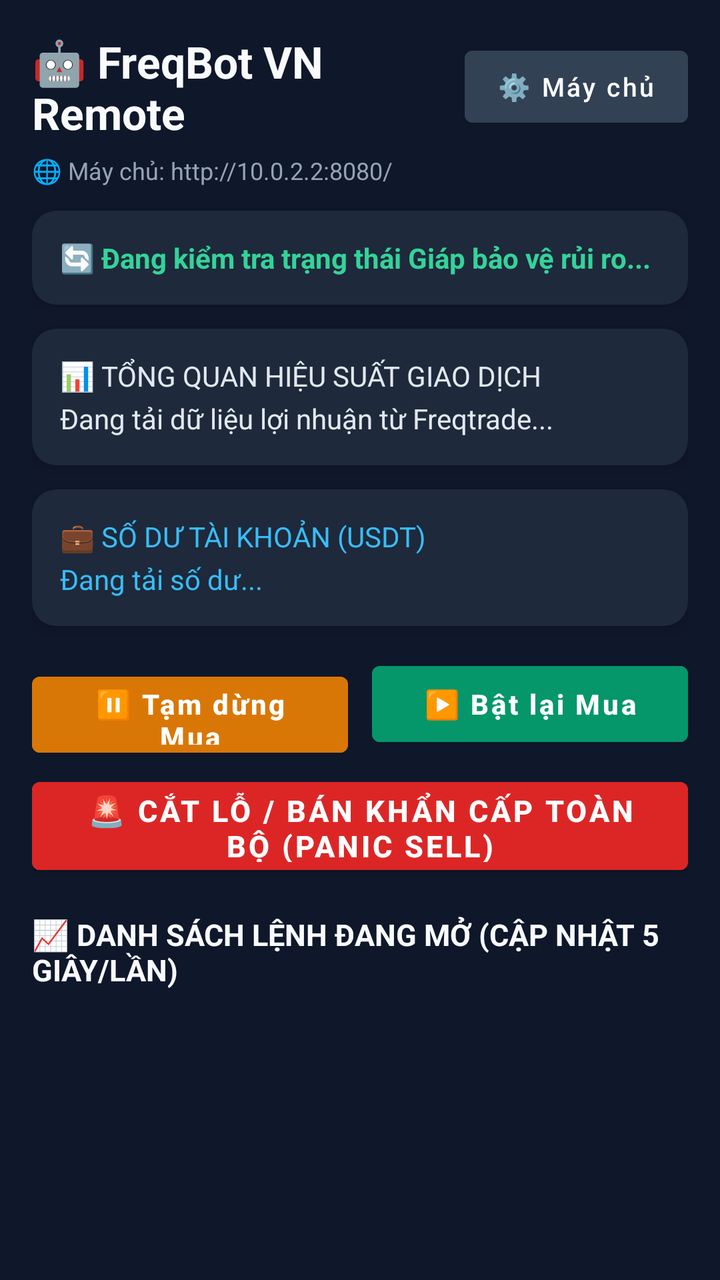
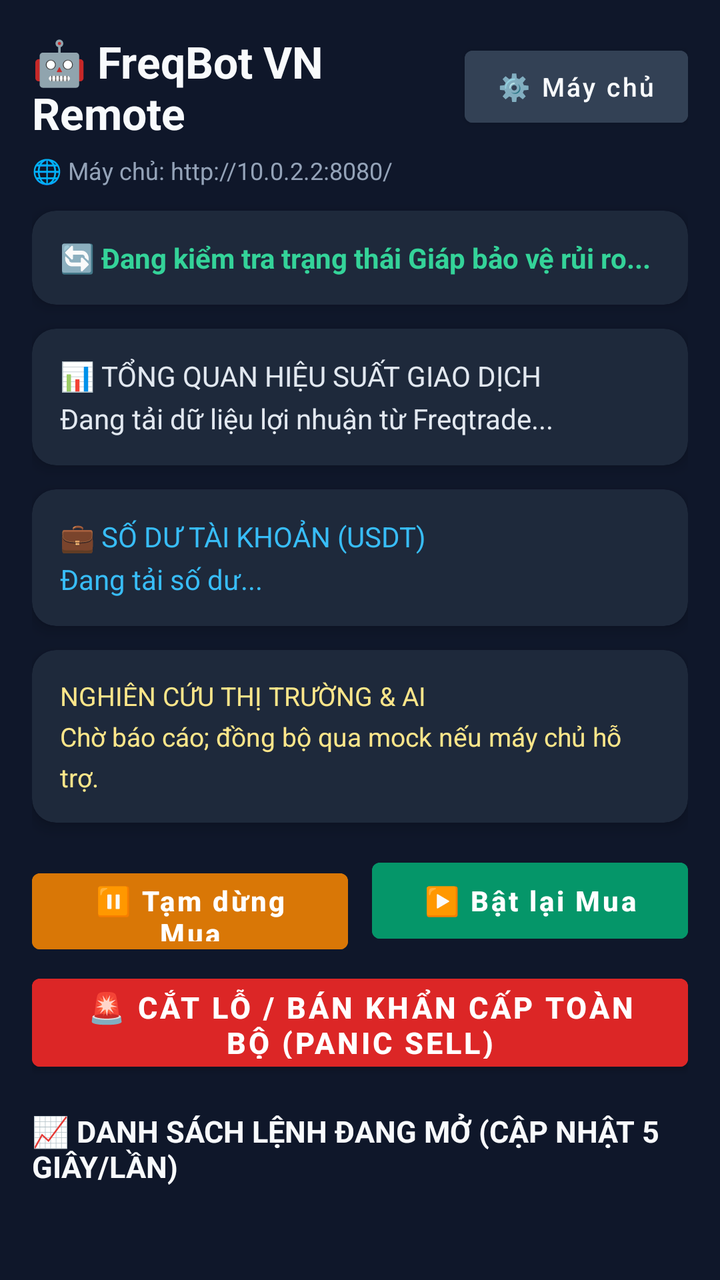

Before-and-after screenshots of an Android layout around one commit, followed by the original layout XML and the change that was made.
<!-- AndroidManifest.xml: application theme Theme.FreqBotVNRemote -->
<!-- res/layout/activity_main.xml -->
<?xml version="1.0" encoding="utf-8"?>
<ScrollView xmlns:android="http://schemas.android.com/apk/res/android"
    xmlns:app="http://schemas.android.com/apk/res-auto"
    android:layout_width="match_parent"
    android:layout_height="match_parent"
    android:background="#0F172A"
    android:fillViewport="true">

    <LinearLayout
        android:layout_width="match_parent"
        android:layout_height="wrap_content"
        android:orientation="vertical"
        android:padding="16dp">

        
        <LinearLayout
            android:layout_width="match_parent"
            android:layout_height="wrap_content"
            android:gravity="center_vertical"
            android:orientation="horizontal"
            android:layout_marginBottom="6dp">

            <TextView
                android:layout_width="0dp"
                android:layout_height="wrap_content"
                android:layout_weight="1"
                android:text="🤖 FreqBot VN Remote"
                android:textColor="#F8FAFC"
                android:textSize="22sp"
                android:textStyle="bold" />

            <Button
                android:id="@+id/btnCauHinhMayChu"
                android:layout_width="wrap_content"
                android:layout_height="wrap_content"
                android:backgroundTint="#334155"
                android:text="⚙️ Máy chủ"
                android:textAllCaps="false"
                android:textColor="#F8FAFC"
                android:textSize="13sp" />
        </LinearLayout>

        <TextView
            android:id="@+id/tvDiaChiMayChu"
            android:layout_width="match_parent"
            android:layout_height="wrap_content"
            android:layout_marginBottom="12dp"
            android:text="🌐 Máy chủ: http://10.0.2.2:8080/"
            android:textColor="#94A3B8"
            android:textSize="12sp" />

        
        <androidx.cardview.widget.CardView
            android:layout_width="match_parent"
            android:layout_height="wrap_content"
            android:layout_marginBottom="12dp"
            app:cardBackgroundColor="#1E293B"
            app:cardCornerRadius="12dp"
            app:cardElevation="4dp">

            <TextView
                android:id="@+id/tvTrangThaiRuiRo"
                android:layout_width="match_parent"
                android:layout_height="wrap_content"
                android:lineSpacingExtra="4dp"
                android:padding="14dp"
                android:text="🔄 Đang kiểm tra trạng thái Giáp bảo vệ rủi ro..."
                android:textColor="#34D399"
                android:textSize="14sp"
                android:textStyle="bold" />
        </androidx.cardview.widget.CardView>

        
        <androidx.cardview.widget.CardView
            android:layout_width="match_parent"
            android:layout_height="wrap_content"
            android:layout_marginBottom="12dp"
            app:cardBackgroundColor="#1E293B"
            app:cardCornerRadius="12dp"
            app:cardElevation="4dp">

            <TextView
                android:id="@+id/tvTongQuan"
                android:layout_width="match_parent"
                android:layout_height="wrap_content"
                android:lineSpacingExtra="5dp"
                android:padding="14dp"
                android:text="📊 TỔNG QUAN HIỆU SUẤT GIAO DỊCH\nĐang tải dữ liệu lợi nhuận từ Freqtrade..."
                android:textColor="#E2E8F0"
                android:textSize="14sp" />
        </androidx.cardview.widget.CardView>

        
        <androidx.cardview.widget.CardView
            android:layout_width="match_parent"
            android:layout_height="wrap_content"
            android:layout_marginBottom="14dp"
            app:cardBackgroundColor="#1E293B"
            app:cardCornerRadius="12dp"
            app:cardElevation="4dp">

            <TextView
                android:id="@+id/tvSoDuTaiKhoan"
                android:layout_width="match_parent"
                android:layout_height="wrap_content"
                android:lineSpacingExtra="5dp"
                android:padding="14dp"
                android:text="💼 SỐ DƯ TÀI KHOẢN (USDT)\nĐang tải số dư..."
                android:textColor="#38BDF8"
                android:textSize="14sp" />
        </androidx.cardview.widget.CardView>

        
        <LinearLayout
            android:layout_width="match_parent"
            android:layout_height="wrap_content"
            android:orientation="horizontal"
            android:layout_marginBottom="8dp">

            <Button
                android:id="@+id/btnTamDungMua"
                android:layout_width="0dp"
                android:layout_height="50dp"
                android:layout_weight="1"
                android:layout_marginEnd="6dp"
                android:backgroundTint="#D97706"
                android:text="⏸️ Tạm dừng Mua"
                android:textAllCaps="false"
                android:textColor="#FFFFFF"
                android:textStyle="bold" />

            <Button
                android:id="@+id/btnBatLaiMua"
                android:layout_width="0dp"
                android:layout_height="50dp"
                android:layout_weight="1"
                android:layout_marginStart="6dp"
                android:backgroundTint="#059669"
                android:text="▶️ Bật lại Mua"
                android:textAllCaps="false"
                android:textColor="#FFFFFF"
                android:textStyle="bold" />
        </LinearLayout>

        <Button
            android:id="@+id/btnBanKhanCap"
            android:layout_width="match_parent"
            android:layout_height="56dp"
            android:layout_marginBottom="16dp"
            android:backgroundTint="#DC2626"
            android:text="🚨 CẮT LỖ / BÁN KHẨN CẤP TOÀN BỘ (PANIC SELL)"
            android:textAllCaps="false"
            android:textColor="#FFFFFF"
            android:textSize="15sp"
            android:textStyle="bold" />

        
        <TextView
            android:layout_width="match_parent"
            android:layout_height="wrap_content"
            android:layout_marginBottom="8dp"
            android:text="📈 DANH SÁCH LỆNH ĐANG MỞ (CẬP NHẬT 5 GIÂY/LẦN)"
            android:textColor="#F8FAFC"
            android:textSize="15sp"
            android:textStyle="bold" />

        <TextView
            android:id="@+id/tvTrongDanhSach"
            android:layout_width="match_parent"
            android:layout_height="wrap_content"
            android:background="#1E293B"
            android:padding="16dp"
            android:text="Hiện không có lệnh nào đang mở (100% vốn đang ở USDT)."
            android:textColor="#94A3B8"
            android:textSize="14sp"
            android:visibility="gone" />

        <androidx.recyclerview.widget.RecyclerView
            android:id="@+id/rvDanhSachLenh"
            android:layout_width="match_parent"
            android:layout_height="wrap_content"
            android:nestedScrollingEnabled="false" />

    </LinearLayout>
</ScrollView>
<!-- resources referenced by this layout -->
<resources>
  <style name="Theme.FreqBotVNRemote" parent="Theme.MaterialComponents.DayNight.NoActionBar">
          <item name="colorPrimary">@color/primary_blue</item>
          <item name="colorPrimaryVariant">@color/bg_dark</item>
          <item name="android:statusBarColor">@color/bg_dark</item>
      </style>
  <color name="primary_blue">#2563EB</color>
  <color name="bg_dark">#0F172A</color>
</resources>

<!-- the commit's change to res/layout/activity_main.xml (unified diff, before → after) -->
@@ -94,7 +94,7 @@
         <androidx.cardview.widget.CardView
             android:layout_width="match_parent"
             android:layout_height="wrap_content"
-            android:layout_marginBottom="14dp"
+            android:layout_marginBottom="12dp"
             app:cardBackgroundColor="#1E293B"
             app:cardCornerRadius="12dp"
             app:cardElevation="4dp">
@@ -108,6 +108,26 @@
                 android:text="💼 SỐ DƯ TÀI KHOẢN (USDT)\nĐang tải số dư..."
                 android:textColor="#38BDF8"
                 android:textSize="14sp" />
+        </androidx.cardview.widget.CardView>
+
+        
+        <androidx.cardview.widget.CardView
+            android:layout_width="match_parent"
+            android:layout_height="wrap_content"
+            android:layout_marginBottom="14dp"
+            app:cardBackgroundColor="#1E293B"
+            app:cardCornerRadius="12dp"
+            app:cardElevation="4dp">
+
+            <TextView
+                android:id="@+id/tvCoVanAi"
+                android:layout_width="match_parent"
+                android:layout_height="wrap_content"
+                android:lineSpacingExtra="5dp"
+                android:padding="14dp"
+                android:text="NGHIÊN CỨU THỊ TRƯỜNG &amp; AI\nChờ báo cáo; đồng bộ qua mock nếu máy chủ hỗ trợ."
+                android:textColor="#FDE68A"
+                android:textSize="13sp" />
         </androidx.cardview.widget.CardView>
 
         
